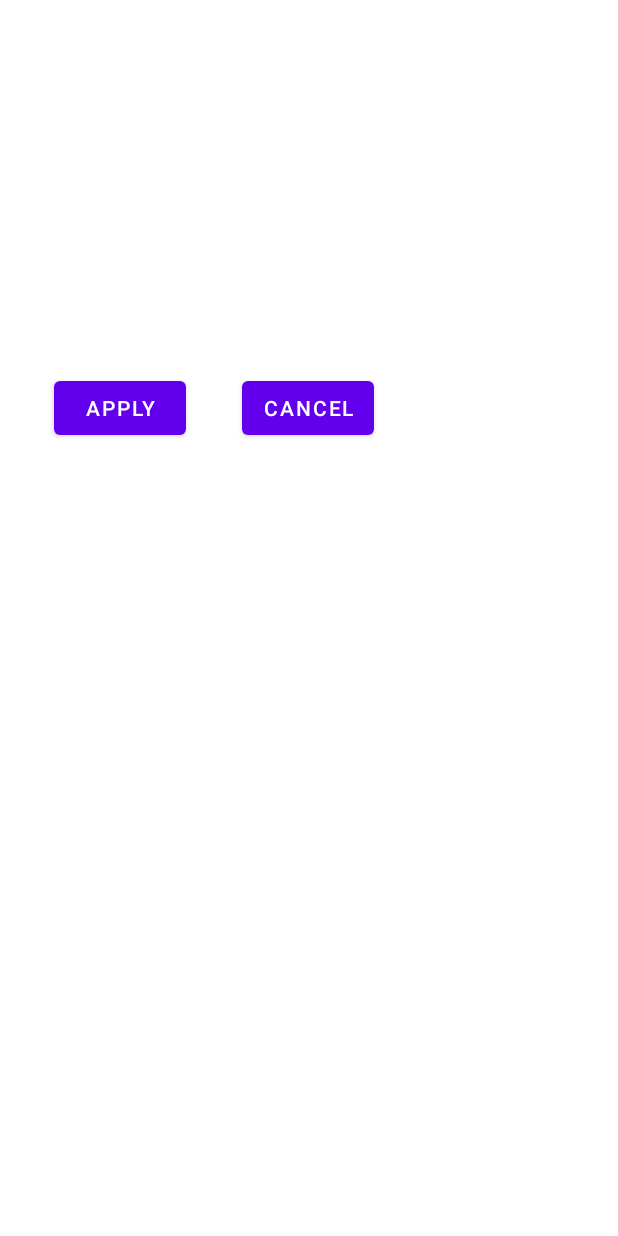
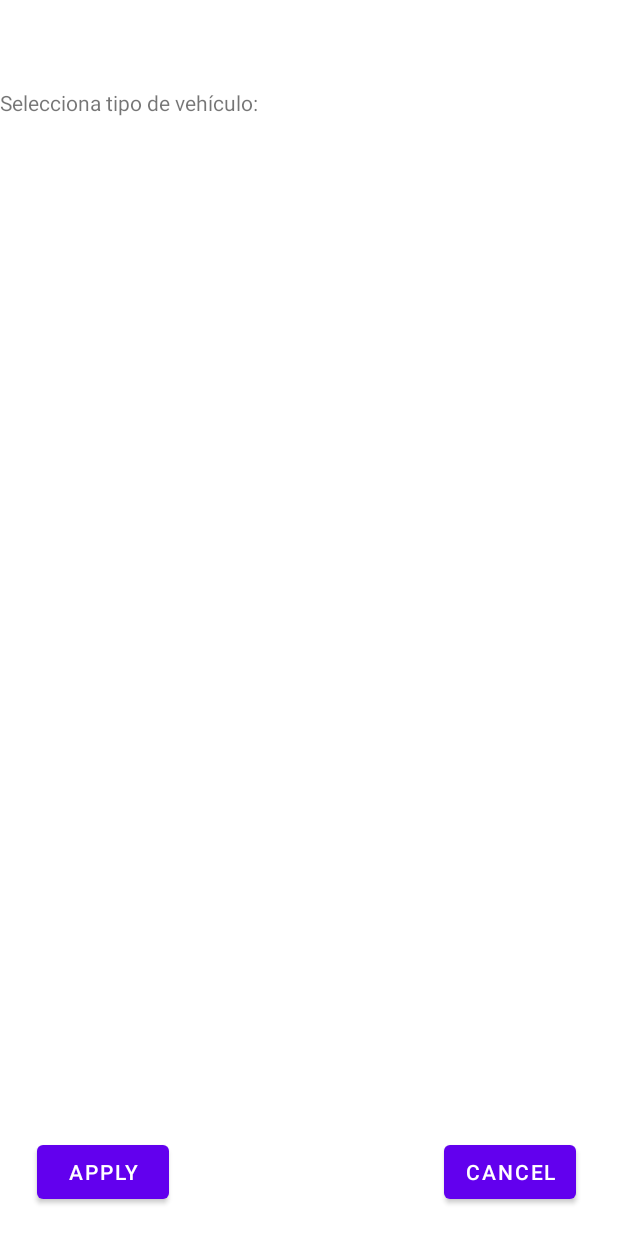
Before and after one commit to JAlcaideH/TFGSDKApp, an Android app: the layout activity_settings.xml on its own in the app's theme, with its tools: preview values and no code run, on a phone screen of 412 x 824 dp. Run offline under Robolectric (Android 15) with nearby library versions, the phone set to English and light mode, and no system bars.

Commit message:
cambiado el front

```diff
--- a/app/src/main/res/layout/activity_settings.xml
+++ b/app/src/main/res/layout/activity_settings.xml
@@ -13,10 +13,10 @@
         android:text="@string/cancel"
         app:layout_constraintBottom_toBottomOf="parent"
         app:layout_constraintEnd_toEndOf="parent"
-        app:layout_constraintHorizontal_bias="0.498"
+        app:layout_constraintHorizontal_bias="0.913"
         app:layout_constraintStart_toStartOf="parent"
         app:layout_constraintTop_toTopOf="parent"
-        app:layout_constraintVertical_bias="0.32" />
+        app:layout_constraintVertical_bias="0.976" />
 
     <Button
         android:id="@+id/bt_apply"
@@ -26,10 +26,10 @@
         android:text="@string/apply"
         app:layout_constraintBottom_toBottomOf="parent"
         app:layout_constraintEnd_toEndOf="parent"
-        app:layout_constraintHorizontal_bias="0.111"
+        app:layout_constraintHorizontal_bias="0.077"
         app:layout_constraintStart_toStartOf="parent"
         app:layout_constraintTop_toTopOf="parent"
-        app:layout_constraintVertical_bias="0.32" />
+        app:layout_constraintVertical_bias="0.976" />
 
     <Spinner
         android:id="@+id/sp_stationType"
@@ -47,4 +47,16 @@
         app:layout_constraintVertical_bias="0.1"
         tools:ignore="MissingConstraints" />
 
+    <TextView
+        android:layout_width="match_parent"
+        android:layout_height="wrap_content"
+        android:text="Selecciona tipo de vehículo:"
+        app:layout_constraintBottom_toBottomOf="parent"
+        app:layout_constraintEnd_toEndOf="parent"
+        app:layout_constraintHorizontal_bias="0.0"
+        app:layout_constraintStart_toStartOf="parent"
+        app:layout_constraintTop_toTopOf="parent"
+        app:layout_constraintVertical_bias="0.073" />
+
+
 </androidx.constraintlayout.widget.ConstraintLayout>
```
